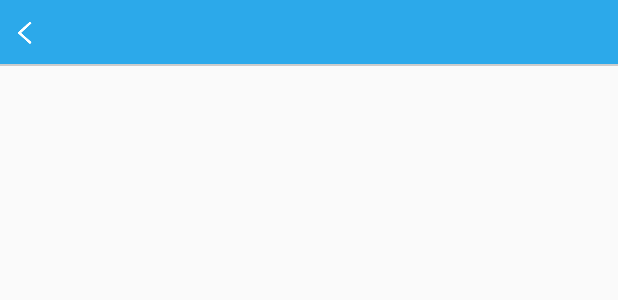
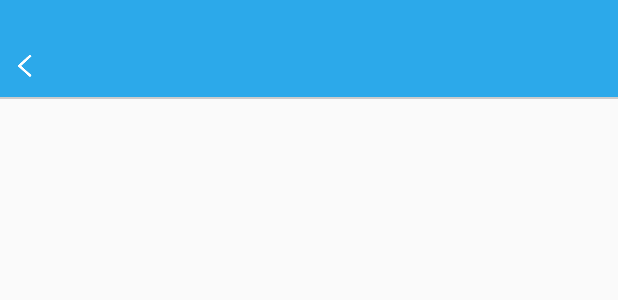
Before and after one commit to SamSongShan/BaseOKHttpDemo, an Android app: the layout toolbar_right_icon.xml on its own in the app's theme, with its tools: preview values and no code run, on a phone screen of 412 x 824 dp. Shown: the top 300 px of the screen. Run offline under Robolectric (Android 15) with nearby library versions, the phone set to English and light mode, and no system bars.

```diff
--- a/app/src/main/res/layout/activity_main.xml
+++ b/app/src/main/res/layout/activity_main.xml
@@ -7,7 +7,7 @@
     android:layout_height="match_parent"
     android:orientation="vertical"
     tools:context="cn.com.zlct.baseokhttpdemo.MainActivity">
-
+   <include layout="@layout/toolbar_right_icon"/>
     <TextView
         android:layout_width="wrap_content"
         android:layout_height="wrap_content"
--- a/app/src/main/res/layout/toolbar_right_icon.xml
+++ b/app/src/main/res/layout/toolbar_right_icon.xml
@@ -1,22 +1,26 @@
 <?xml version="1.0" encoding="utf-8"?>
 <android.support.v7.widget.Toolbar xmlns:android="http://schemas.android.com/apk/res/android"
+
+    android:id="@+id/toolbar_icon"
     style="@style/FillToolbar"
-    android:id="@+id/toolbar_icon"
     android:layout_width="match_parent"
-    android:layout_height="44dp"
-    android:background="@color/colorAccent"
-     >
+    android:layout_height="66dp"
+    android:paddingTop="22dp"
+    android:background="@color/colorAccent">
+
     <RelativeLayout
         android:layout_width="match_parent"
         android:layout_height="match_parent">
+
         <ImageButton
             android:id="@+id/toolbar_iconBack"
             android:layout_width="wrap_content"
             android:layout_height="match_parent"
+            android:background="@null"
+            android:gravity="center_vertical"
             android:padding="12dp"
-            android:gravity="center_vertical"
-            android:src="@drawable/toolbar_back"
-            android:background="@null"/>
+            android:src="@drawable/toolbar_back" />
+
         <TextView
             android:id="@+id/toolbar_iconTitle"
             android:layout_width="wrap_content"
@@ -24,38 +28,41 @@
             android:layout_centerInParent="true"
             android:layout_marginLeft="25dp"
             android:layout_marginRight="25dp"
+            android:ellipsize="end"
             android:maxLines="1"
-            android:ellipsize="end"
-            android:textSize="20sp"
-            android:textColor="@color/colorWhite"/>
+            android:textColor="@color/colorWhite"
+            android:textSize="20sp" />
+
         <ImageButton
             android:id="@+id/toolbar_iconNext"
             android:layout_width="wrap_content"
             android:layout_height="match_parent"
             android:layout_alignParentRight="true"
-            android:visibility="invisible"
+            android:layout_marginRight="5dp"
+            android:background="@null"
+            android:gravity="center_vertical"
             android:padding="12dp"
-            android:layout_marginRight="5dp"
-            android:gravity="center_vertical"
-            android:background="@null"/>
+            android:visibility="invisible" />
+
         <cn.com.zlct.baseokhttpdemo.custom.CircleTextView
             android:id="@+id/toolbar_iconCartDot"
             android:layout_width="wrap_content"
             android:layout_height="wrap_content"
+            android:layout_marginLeft="-21dp"
+            android:layout_marginTop="7dp"
             android:layout_toRightOf="@id/toolbar_iconNext"
-            android:layout_marginTop="7dp"
-            android:layout_marginLeft="-21dp"
             android:gravity="center"
             android:padding="2px"
+            android:textColor="@color/colorAccent"
             android:textSize="9sp"
-            android:visibility="gone"
-            android:textColor="@color/colorAccent"
-            android:textStyle="bold"/>
+            android:textStyle="bold"
+            android:visibility="gone" />
+
         <View
             android:id="@+id/toolbar_iconLine"
             android:layout_width="match_parent"
             android:layout_height="2px"
             android:layout_alignParentBottom="true"
-            android:background="@color/colorLightGray"/>
+            android:background="@color/colorLightGray" />
     </RelativeLayout>
 </android.support.v7.widget.Toolbar>
--- a/app/src/main/res/layout/toolbar_right_text.xml
+++ b/app/src/main/res/layout/toolbar_right_text.xml
@@ -3,7 +3,8 @@
     style="@style/FillToolbar"
     android:id="@+id/toolbar_text"
     android:layout_width="match_parent"
-    android:layout_height="44dp"
+    android:layout_height="66dp"
+    android:paddingTop="22dp"
     android:background="@color/colorAccent">
     <RelativeLayout
         android:layout_width="match_parent"
--- a/app/src/main/res/layout/toolbar_store.xml
+++ b/app/src/main/res/layout/toolbar_store.xml
@@ -3,7 +3,8 @@
     android:id="@+id/toolbar_home"
     style="@style/FillToolbar"
     android:layout_width="match_parent"
-    android:layout_height="44dp"
+    android:layout_height="66dp"
+    android:paddingTop="22dp"
     android:background="@color/colorAccent"
     android:elevation="10dp">
 
--- /dev/null
+++ b/app/src/main/res/values-v21/dimens.xml
@@ -0,0 +1,4 @@
+<?xml version="1.0" encoding="utf-8"?>
+<resources>
+    <dimen name="tool_bar_top_padding">22dp</dimen>
+</resources>
--- /dev/null
+++ b/app/src/main/res/values-v21/styles.xml
@@ -0,0 +1,24 @@
+<?xml version="1.0" encoding="utf-8"?>
+<resources>
+
+    <!-- Base application theme. -->
+    <!--5.0以上 沉浸式 设置-->
+    <style name="AppTheme" parent="Base.Theme.DesignDemo">
+        <item name="android:listDivider">@drawable/divider_normal</item>
+        <item name="android:listDividerAlertDialog">@drawable/divider_border</item>
+    </style>
+
+    <style name="Base.Theme.DesignDemo" parent="Theme.AppCompat.Light.NoActionBar">
+        <item name="colorPrimary">@color/colorPrimary</item>
+        <item name="colorPrimaryDark">@color/colorPrimaryDark</item>
+        <item name="colorAccent">@color/colorAccent</item>
+
+        <item name="android:windowDrawsSystemBarBackgrounds">true</item>
+        <item name="android:statusBarColor">@android:color/transparent</item>
+        <item name="android:windowTranslucentStatus">true</item>
+        <item name="android:windowContentTransitions">true</item>
+        <item name="android:windowAllowEnterTransitionOverlap">true</item>
+        <item name="android:windowAllowReturnTransitionOverlap">true</item>
+    </style>
+
+</resources>
--- a/app/src/main/res/values/dimens.xml
+++ b/app/src/main/res/values/dimens.xml
@@ -2,7 +2,9 @@
     <!-- Default screen margins, per the Android Design guidelines. -->
     <dimen name="activity_horizontal_margin">16dp</dimen>
     <dimen name="activity_vertical_margin">16dp</dimen>
-    <dimen name="fab_margin">16dp</dimen>
+    <dimen name="fab_margin">16dp</dimen>\
+    <dimen name="tool_bar_top_padding">0dp</dimen>
+
 
     <declare-styleable name="HomeCircleImg">
         <attr name="textTop" format="string" />
```
